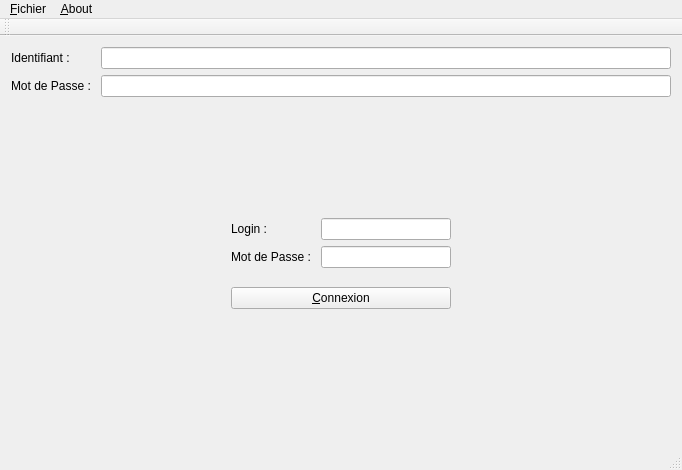
The window that CODE/mainwindow.ui (dervieuxC/gestionDemenagementCorrige) describes before a commit, drawn with Qt 5.
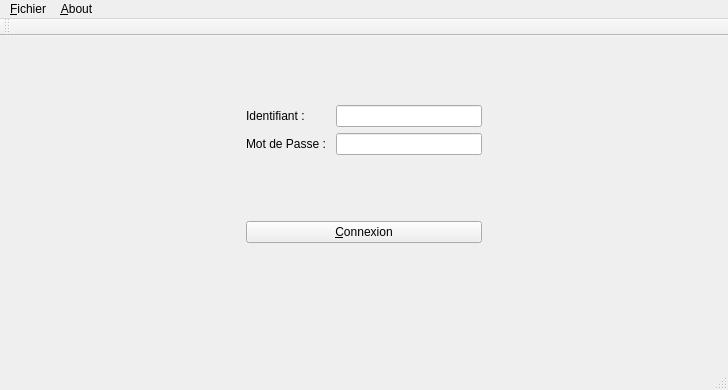
The same window after the commit.

Commit message: Modification Ecran de Connexion

The edit to the form file:
```diff
--- a/CODE/mainwindow.ui
+++ b/CODE/mainwindow.ui
@@ -6,8 +6,8 @@
    <rect>
     <x>0</x>
     <y>0</y>
-    <width>682</width>
-    <height>470</height>
+    <width>728</width>
+    <height>390</height>
    </rect>
   </property>
   <property name="windowTitle">
@@ -17,33 +17,9 @@
    <bool>true</bool>
   </property>
   <widget class="QWidget" name="centralWidget">
-   <layout class="QVBoxLayout" name="verticalLayout_5">
+   <layout class="QVBoxLayout" name="verticalLayout_3">
     <item>
-     <layout class="QFormLayout" name="formLayout">
-      <item row="0" column="0">
-       <widget class="QLabel" name="labelID">
-        <property name="text">
-         <string>Identifiant :</string>
-        </property>
-       </widget>
-      </item>
-      <item row="0" column="1">
-       <widget class="QLineEdit" name="lineEditID"/>
-      </item>
-      <item row="1" column="0">
-       <widget class="QLabel" name="labelMDP">
-        <property name="text">
-         <string>Mot de Passe : </string>
-        </property>
-       </widget>
-      </item>
-      <item row="1" column="1">
-       <widget class="QLineEdit" name="lineEditMDP"/>
-      </item>
-     </layout>
-    </item>
-    <item>
-     <layout class="QVBoxLayout" name="verticalLayout_4">
+     <layout class="QVBoxLayout" name="verticalLayout_2">
       <item>
        <spacer name="horizontalSpacer">
         <property name="orientation">
@@ -58,7 +34,7 @@
        </spacer>
       </item>
       <item>
-       <layout class="QHBoxLayout" name="horizontalLayout_3">
+       <layout class="QHBoxLayout" name="horizontalLayout">
         <item>
          <spacer name="horizontalSpacer_4">
           <property name="orientation">
@@ -73,49 +49,37 @@
          </spacer>
         </item>
         <item>
-         <layout class="QVBoxLayout" name="verticalLayout_3">
+         <layout class="QVBoxLayout" name="verticalLayout">
           <item>
-           <layout class="QHBoxLayout" name="horizontalLayout">
-            <item>
-             <layout class="QVBoxLayout" name="verticalLayout">
-              <item>
-               <widget class="QLabel" name="label">
-                <property name="text">
-                 <string>Login : </string>
-                </property>
-               </widget>
-              </item>
-              <item>
-               <widget class="QLabel" name="labelMDP">
-                <property name="text">
-                 <string>Mot de Passe : </string>
-                </property>
-               </widget>
-              </item>
-             </layout>
+           <layout class="QFormLayout" name="formLayout">
+            <item row="0" column="0">
+             <widget class="QLabel" name="labelID">
+              <property name="text">
+               <string>Identifiant :</string>
+              </property>
+             </widget>
             </item>
-            <item>
-             <layout class="QVBoxLayout" name="verticalLayout_2">
-              <item>
-               <widget class="QLineEdit" name="lineEdit"/>
-              </item>
-              <item>
-               <widget class="QLineEdit" name="lineEditMDP"/>
-              </item>
-             </layout>
+            <item row="0" column="1">
+             <widget class="QLineEdit" name="lineEditID"/>
+            </item>
+            <item row="1" column="0">
+             <widget class="QLabel" name="labelMDP">
+              <property name="text">
+               <string>Mot de Passe : </string>
+              </property>
+             </widget>
+            </item>
+            <item row="1" column="1">
+             <widget class="QLineEdit" name="lineEditMDP"/>
             </item>
            </layout>
           </item>
           <item>
-           <layout class="QHBoxLayout" name="horizontalLayout_2">
-            <item>
-             <widget class="QPushButton" name="pushButtonConnexion">
-              <property name="text">
-               <string>&amp;Connexion</string>
-              </property>
-             </widget>
-            </item>
-           </layout>
+           <widget class="QPushButton" name="pushButtonConnexion">
+            <property name="text">
+             <string>&amp;Connexion</string>
+            </property>
+           </widget>
           </item>
          </layout>
         </item>
@@ -156,7 +120,7 @@
     <rect>
      <x>0</x>
      <y>0</y>
-     <width>682</width>
+     <width>728</width>
      <height>27</height>
     </rect>
    </property>
```
